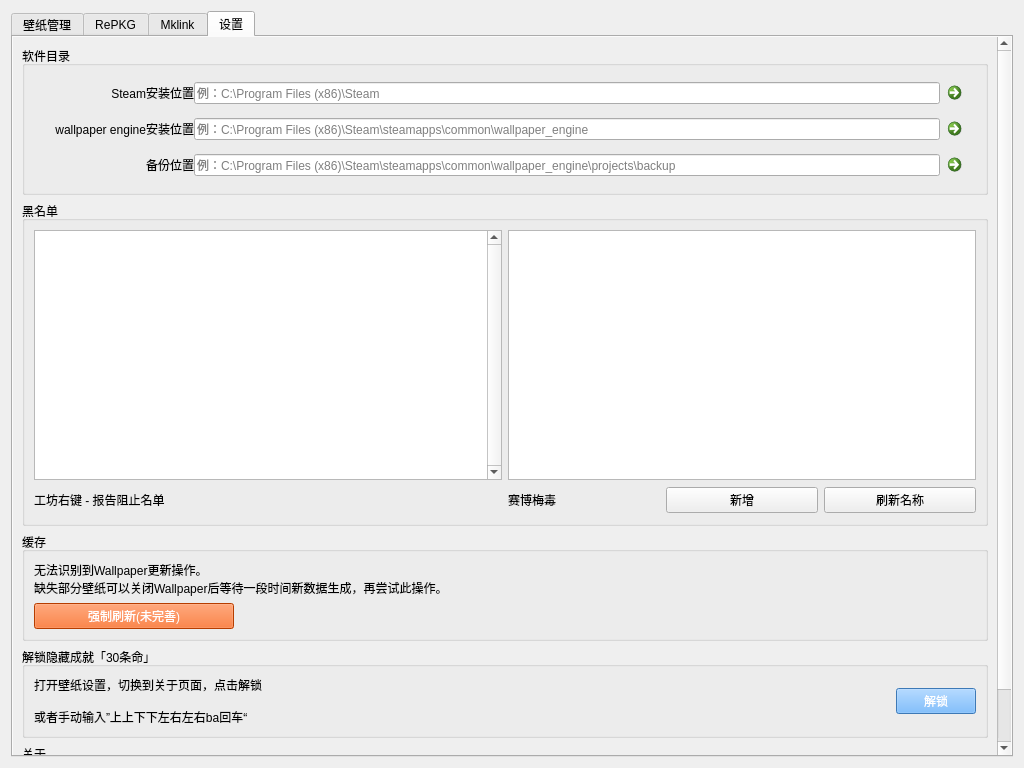
Above: widgets/main.ui from w703001848/Wallpaper_Engine_Tools before the change. Below: the same form after it.
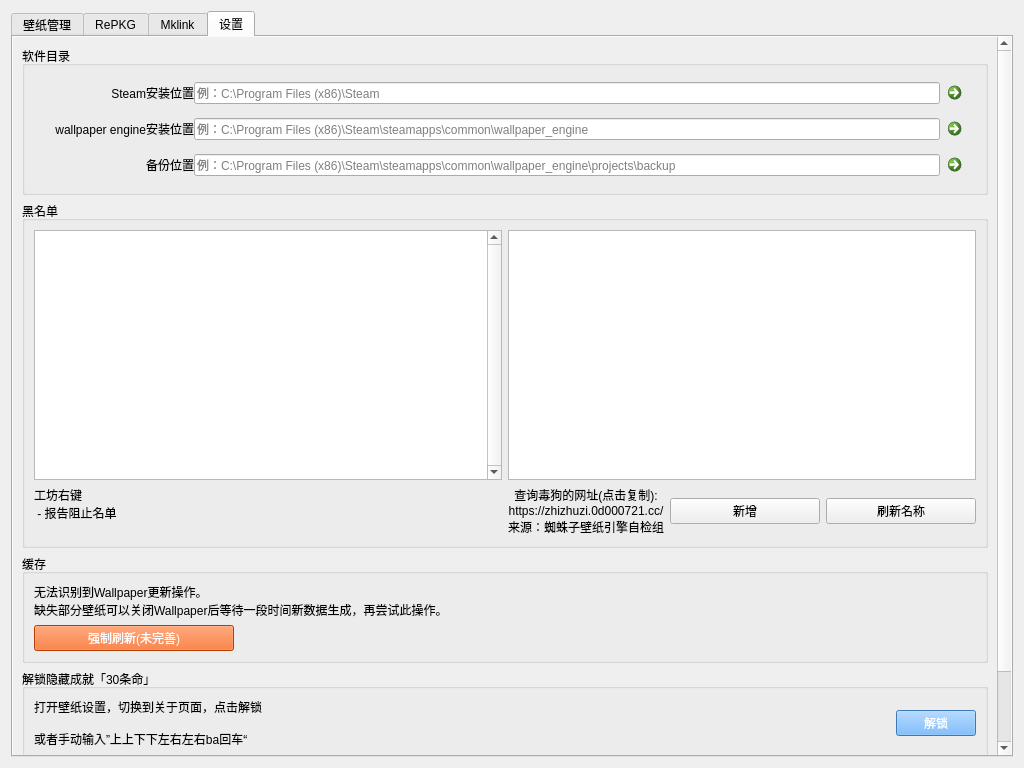
That is the form after the change. The open tabs and pages were chosen to show the change. Icons and pictures are not drawn.

Commit message: modify 毒狗网址复制

What changed in the file:
```diff
--- a/widgets/main.ui
+++ b/widgets/main.ui
@@ -1401,7 +1401,7 @@
             <x>0</x>
             <y>0</y>
             <width>983</width>
-            <height>765</height>
+            <height>782</height>
            </rect>
           </property>
           <layout class="QVBoxLayout" name="verticalLayout_2">
@@ -1594,7 +1594,9 @@
                    </size>
                   </property>
                   <property name="text">
-                   <string>工坊右键 - 报告阻止名单</string>
+                   <string>工坊右键
+ - 报告阻止名单
+</string>
                   </property>
                  </widget>
                 </item>
@@ -1618,15 +1620,14 @@
                 <item>
                  <layout class="QHBoxLayout" name="horizontalLayout_17">
                   <item>
-                   <widget class="QLabel" name="label_13">
-                    <property name="minimumSize">
-                     <size>
-                      <width>0</width>
-                      <height>28</height>
-                     </size>
+                   <widget class="QPushButton" name="btn_virus_label">
+                    <property name="styleSheet">
+                     <string notr="true">border-style: outset;</string>
                     </property>
                     <property name="text">
-                     <string>赛博梅毒</string>
+                     <string>查询毒狗的网址(点击复制):
+https://zhizhuzi.0d000721.cc/
+来源：蜘蛛子壁纸引擎自检组</string>
                     </property>
                    </widget>
                   </item>
```
Left out of the diff: 12 changed lines with no effect on the pictures. The commit also changes 8 other files.
